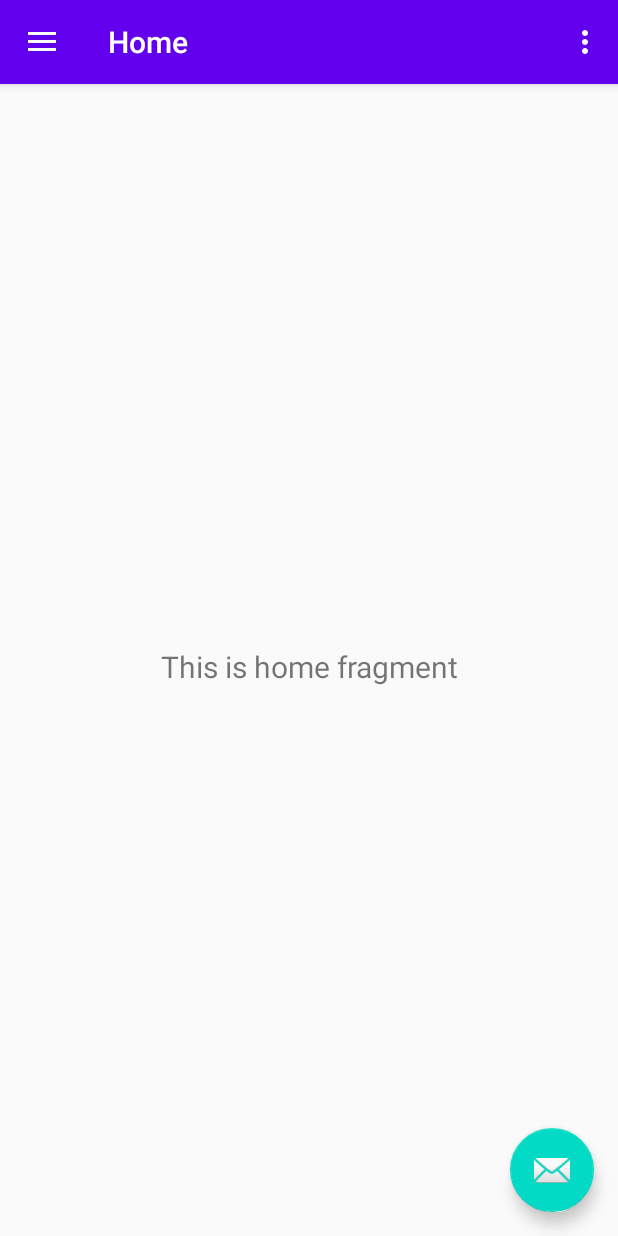
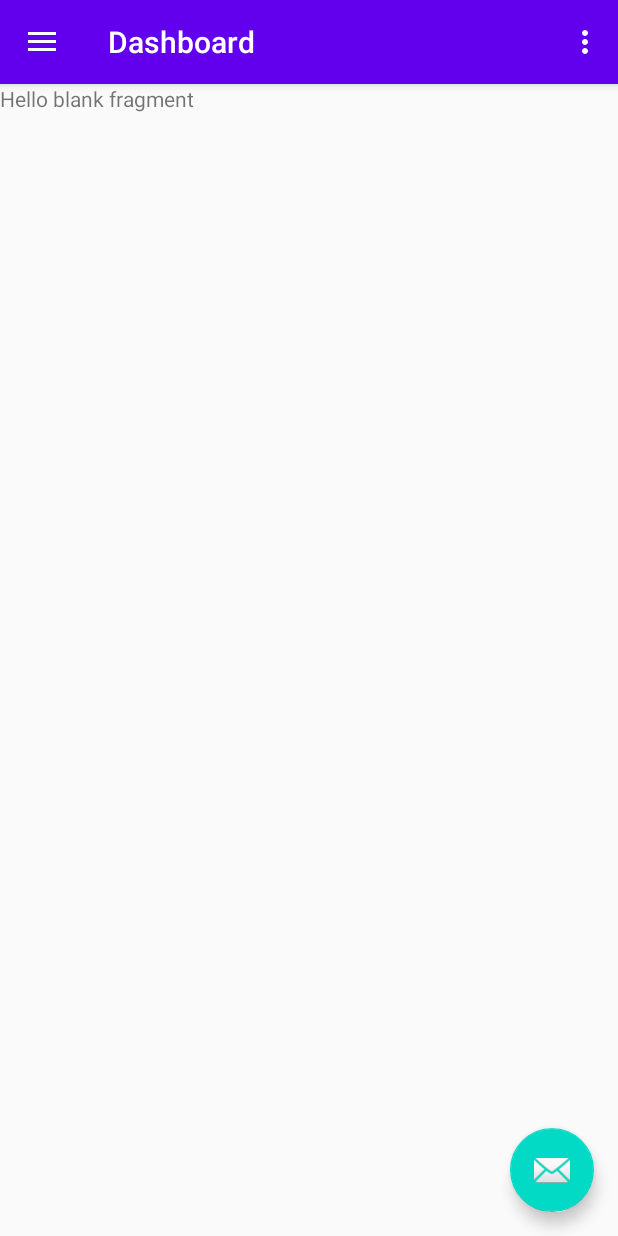
Before and after one commit to dediirawanuti/php-codeigniter, an Android app: the screen it shows after launch (MainActivity), on a phone screen of 412 x 824 dp. Run offline under Robolectric (Android 15) with nearby library versions, the phone set to English and light mode, and no system bars; our stand-ins replace navigation-ui.

Commit message:
add fragment

```diff
--- a/Android/app/build.gradle
+++ b/Android/app/build.gradle
@@ -39,6 +39,7 @@ dependencies {
     implementation 'android.arch.lifecycle:viewmodel:1.1.1'
     implementation 'android.arch.navigation:navigation-fragment:1.0.0'
     implementation 'android.arch.navigation:navigation-ui:1.0.0'
+    implementation 'com.android.support:support-v4:28.0.0'
     testImplementation 'junit:junit:4.13.2'
     androidTestImplementation 'com.android.support.test:runner:1.0.2'
     androidTestImplementation 'com.android.support.test.espresso:espresso-core:3.0.2'
--- a/Android/app/src/main/java/com/uti/pumkm/MainActivity.java
+++ b/Android/app/src/main/java/com/uti/pumkm/MainActivity.java
@@ -41,7 +41,7 @@ public class MainActivity extends AppCompatActivity {
         // Passing each menu ID as a set of Ids because each
         // menu should be considered as top level destinations.
         mAppBarConfiguration = new AppBarConfiguration.Builder(
-                R.id.nav_home, R.id.nav_gallery, R.id.nav_slideshow)
+                R.id.nav_dashboard, R.id.nav_barang, R.id.nav_keranjang)
                 .setDrawerLayout(drawer)
                 .build();
         NavController navController = Navigation.findNavController(this, R.id.nav_host_fragment_content_main);
--- /dev/null
+++ b/Android/app/src/main/java/com/uti/pumkm/ui/dashboard/DashboardFragment.java
@@ -0,0 +1,64 @@
+package com.uti.pumkm.ui.dashboard;
+
+import android.os.Bundle;
+import android.support.v4.app.Fragment;
+import android.view.LayoutInflater;
+import android.view.View;
+import android.view.ViewGroup;
+
+import com.uti.pumkm.R;
+
+/**
+ * A simple {@link Fragment} subclass.
+ * Use the {@link DashboardFragment#newInstance} factory method to
+ * create an instance of this fragment.
+ */
+public class DashboardFragment extends Fragment {
+
+    // TODO: Rename parameter arguments, choose names that match
+    // the fragment initialization parameters, e.g. ARG_ITEM_NUMBER
+    private static final String ARG_PARAM1 = "param1";
+    private static final String ARG_PARAM2 = "param2";
+
+    // TODO: Rename and change types of parameters
+    private String mParam1;
+    private String mParam2;
+
+    public DashboardFragment() {
+        // Required empty public constructor
+    }
+
+    /**
+     * Use this factory method to create a new instance of
+     * this fragment using the provided parameters.
+     *
+     * @param param1 Parameter 1.
+     * @param param2 Parameter 2.
+     * @return A new instance of fragment DashboardFragment.
+     */
+    // TODO: Rename and change types and number of parameters
+    public static DashboardFragment newInstance(String param1, String param2) {
+        DashboardFragment fragment = new DashboardFragment();
+        Bundle args = new Bundle();
+        args.putString(ARG_PARAM1, param1);
+        args.putString(ARG_PARAM2, param2);
+        fragment.setArguments(args);
+        return fragment;
+    }
+
+    @Override
+    public void onCreate(Bundle savedInstanceState) {
+        super.onCreate(savedInstanceState);
+        if (getArguments() != null) {
+            mParam1 = getArguments().getString(ARG_PARAM1);
+            mParam2 = getArguments().getString(ARG_PARAM2);
+        }
+    }
+
+    @Override
+    public View onCreateView(LayoutInflater inflater, ViewGroup container,
+                             Bundle savedInstanceState) {
+        // Inflate the layout for this fragment
+        return inflater.inflate(R.layout.fragment_dashboard, container, false);
+    }
+}
--- a/Android/app/src/main/java/com/uti/pumkm/ui/gallery/GalleryViewModel.java
+++ b/Android/app/src/main/java/com/uti/pumkm/ui/gallery/GalleryViewModel.java
@@ -10,7 +10,7 @@ public class GalleryViewModel extends ViewModel {
 
     public GalleryViewModel() {
         mText = new MutableLiveData<>();
-        mText.setValue("This is gallery fragment");
+        mText.setValue("This is Dashboard fragment");
     }
 
     public LiveData<String> getText() {
--- /dev/null
+++ b/Android/app/src/main/res/layout/fragment_dashboard.xml
@@ -0,0 +1,14 @@
+<?xml version="1.0" encoding="utf-8"?>
+<FrameLayout xmlns:android="http://schemas.android.com/apk/res/android"
+    xmlns:tools="http://schemas.android.com/tools"
+    android:layout_width="match_parent"
+    android:layout_height="match_parent"
+    tools:context=".ui.dashboard.DashboardFragment">
+
+    <!-- TODO: Update blank fragment layout -->
+    <TextView
+        android:layout_width="match_parent"
+        android:layout_height="match_parent"
+        android:text="@string/hello_blank_fragment" />
+
+</FrameLayout>
--- a/Android/app/src/main/res/layout/fragment_home.xml
+++ b/Android/app/src/main/res/layout/fragment_home.xml
@@ -19,4 +19,5 @@
         app:layout_constraintEnd_toEndOf="parent"
         app:layout_constraintStart_toStartOf="parent"
         app:layout_constraintTop_toTopOf="parent" />
+
 </android.support.constraint.ConstraintLayout>
--- a/Android/app/src/main/res/menu/activity_main_drawer.xml
+++ b/Android/app/src/main/res/menu/activity_main_drawer.xml
@@ -5,16 +5,28 @@
 
     <group android:checkableBehavior="single">
         <item
-            android:id="@+id/nav_home"
+            android:id="@+id/nav_dashboard"
             android:icon="@drawable/ic_menu_camera"
-            android:title="@string/menu_home" />
+            android:title="@string/menu_dashboard" />
         <item
-            android:id="@+id/nav_gallery"
+            android:id="@+id/nav_barang"
             android:icon="@drawable/ic_menu_gallery"
-            android:title="@string/menu_gallery" />
+            android:title="@string/menu_barang" />
         <item
-            android:id="@+id/nav_slideshow"
+            android:id="@+id/nav_keranjang"
             android:icon="@drawable/ic_menu_slideshow"
-            android:title="@string/menu_slideshow" />
+            android:title="@string/menu_keranjang" />
+        <item
+            android:id="@+id/nav_penjualan"
+            android:icon="@drawable/ic_menu_slideshow"
+            android:title="@string/menu_penjualan" />
+        <item
+            android:id="@+id/nav_profil"
+            android:icon="@drawable/ic_menu_slideshow"
+            android:title="@string/menu_profil" />
+        <item
+            android:id="@+id/nav_logout"
+            android:icon="@drawable/ic_menu_slideshow"
+            android:title="@string/menu_logout" />
     </group>
 </menu>
--- a/Android/app/src/main/res/navigation/mobile_navigation.xml
+++ b/Android/app/src/main/res/navigation/mobile_navigation.xml
@@ -3,23 +3,23 @@
     xmlns:app="http://schemas.android.com/apk/res-auto"
     xmlns:tools="http://schemas.android.com/tools"
     android:id="@+id/mobile_navigation"
-    app:startDestination="@+id/nav_home">
+    app:startDestination="@+id/nav_dashboard">
 
     <fragment
-        android:id="@+id/nav_home"
-        android:name="com.uti.pumkm.ui.home.HomeFragment"
-        android:label="@string/menu_home"
-        tools:layout="@layout/fragment_home" />
+        android:id="@+id/nav_dashboard"
+        android:name="com.uti.pumkm.ui.dashboard.DashboardFragment"
+        android:label="@string/menu_dashboard"
+        tools:layout="@layout/fragment_dashboard" />
 
     <fragment
-        android:id="@+id/nav_gallery"
-        android:name="com.uti.pumkm.ui.gallery.GalleryFragment"
-        android:label="@string/menu_gallery"
-        tools:layout="@layout/fragment_gallery" />
+        android:id="@+id/nav_barang"
+        android:name="com.uti.pumkm.ui.barang.BarangFragment"
+        android:label="@string/menu_barang"
+        tools:layout="@layout/fragment_barang" />
 
     <fragment
-        android:id="@+id/nav_slideshow"
-        android:name="com.uti.pumkm.ui.slideshow.SlideshowFragment"
-        android:label="@string/menu_slideshow"
-        tools:layout="@layout/fragment_slideshow" />
+        android:id="@+id/nav_keranjang"
+        android:name="com.uti.pumkm.ui.keranjang.KeranjangFragment"
+        android:label="@string/menu_keranjang"
+        tools:layout="@layout/fragment_keranjang" />
 </navigation>
--- a/Android/app/src/main/res/values/strings.xml
+++ b/Android/app/src/main/res/values/strings.xml
@@ -7,7 +7,12 @@
     <string name="nav_header_desc">Navigation header</string>
     <string name="action_settings">Settings</string>
 
-    <string name="menu_home">Home</string>
-    <string name="menu_gallery">Gallery</string>
-    <string name="menu_slideshow">Slideshow</string>
+    <string name="menu_dashboard">Dashboard</string>
+    <string name="menu_barang">Barang</string>
+    <string name="menu_keranjang">Keranjang</string>
+    <string name="menu_penjualan">Penjualan</string>
+    <string name="menu_profil">Profil</string>
+    <string name="menu_logout">Logout</string>
+    <!-- TODO: Remove or change this placeholder text -->
+    <string name="hello_blank_fragment">Hello blank fragment</string>
 </resources>
```
Also changed, not shown: Android/app/src/main/java/com/uti/pumkm/ui/barang/BarangFragment.java (added, +64 -0 lines), Android/app/src/main/java/com/uti/pumkm/ui/keranjang/KeranjangFragment.java (added, +64 -0 lines), Android/app/src/main/java/com/uti/pumkm/ui/penjualan/PenjualanFragment.java (added, +64 -0 lines), Android/app/src/main/res/layout/fragment_barang.xml (added, +14 -0 lines), Android/app/src/main/res/layout/fragment_keranjang.xml (added, +14 -0 lines), Android/app/src/main/res/layout/fragment_penjualan.xml (added, +14 -0 lines).
